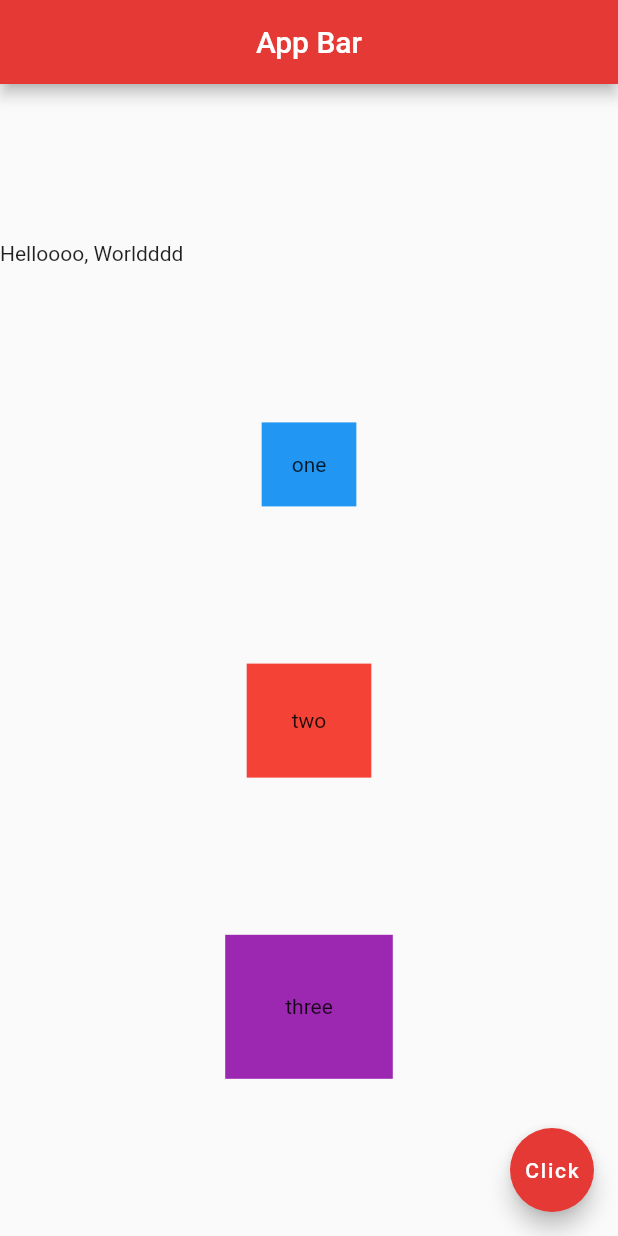
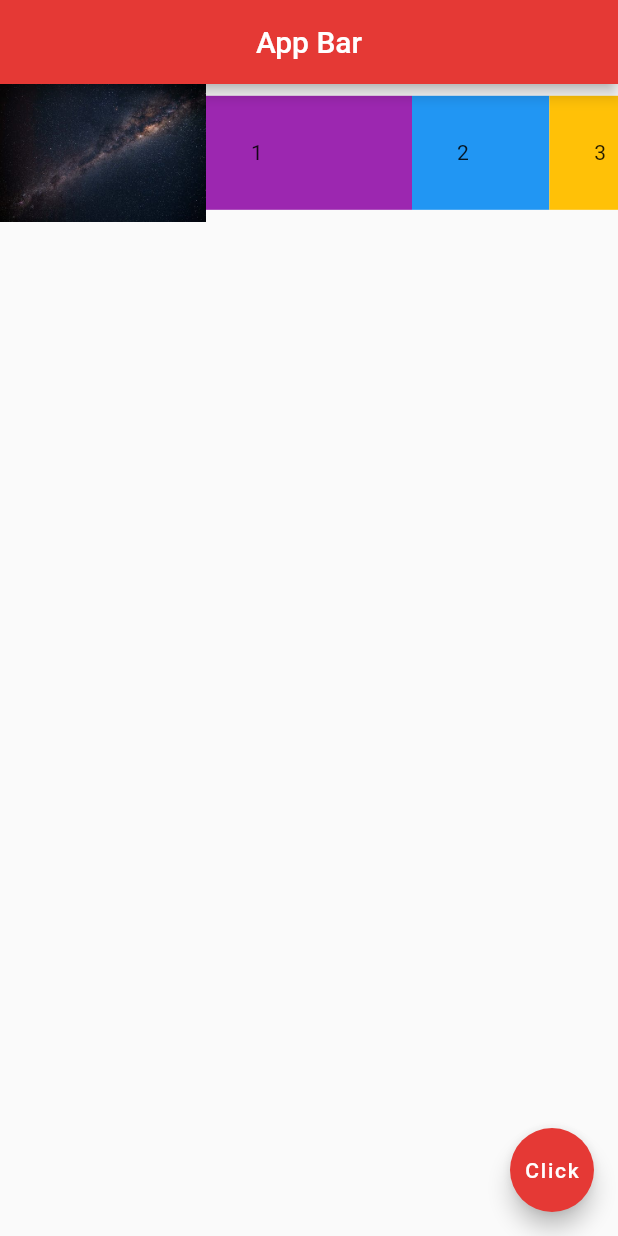
Before and after one commit to hitnei/learn-flutter, a Flutter app: the screen it shows after launch, on a phone screen of 412 x 824 dp. Run offline on Flutter 3.47's test engine with Material 2 defaults, Android fonts, the phone set to English and light mode, and no system bars.

Commit message:
flex expanded

```diff
--- a/lib/main.dart
+++ b/lib/main.dart
@@ -12,30 +12,35 @@ class Home extends StatelessWidget {
         centerTitle: true,
         backgroundColor: Colors.red[600],
       ),
-      body: Column(
-        mainAxisAlignment: MainAxisAlignment.spaceEvenly,
-        crossAxisAlignment: CrossAxisAlignment.center,
+      body: Row(
         children: <Widget>[
-          Row(
-            children: <Widget>[
-              Text('Helloooo, '),
-              Text('Worldddd'),
-            ],
+          Expanded(
+            flex: 3,
+            child: Image.asset('assets/space-01.jpg')
           ),
-          Container(
-            padding: EdgeInsets.all(20),
-            color: Colors.blue,
-            child: Text('one'),
+          Expanded(
+            flex: 3,
+            child: Container(
+              padding: EdgeInsets.all(30),
+              color: Colors.purple,
+              child: Text('1'),
+            ),
           ),
-          Container(
-            padding: EdgeInsets.all(30),
-            color: Colors.red,
-            child: Text('two'),
+          Expanded(
+            flex: 2,
+            child: Container(
+              padding: EdgeInsets.all(30),
+              color: Colors.blue,
+              child: Text('2'),
+            ),
           ),
-          Container(
-            padding: EdgeInsets.all(40),
-            color: Colors.purple,
-            child: Text('three'),
+          Expanded(
+            flex: 1,
+            child: Container(
+              padding: EdgeInsets.all(30),
+              color: Colors.amber,
+              child: Text('3'),
+            ),
           ),
         ],
       ),
```
